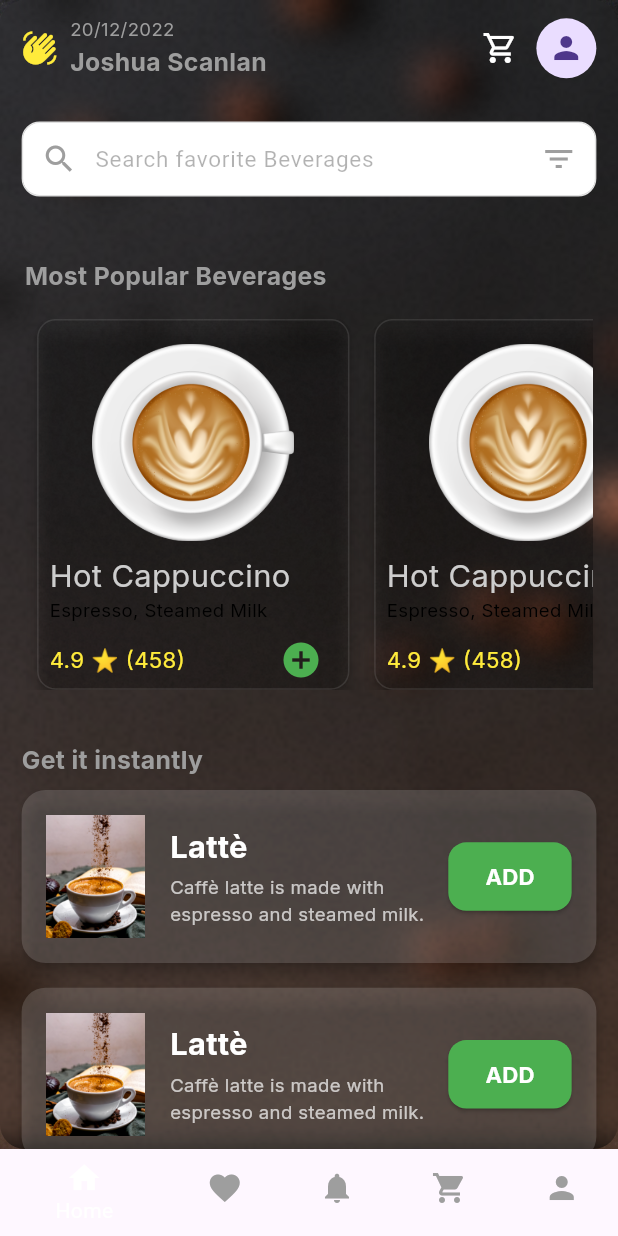
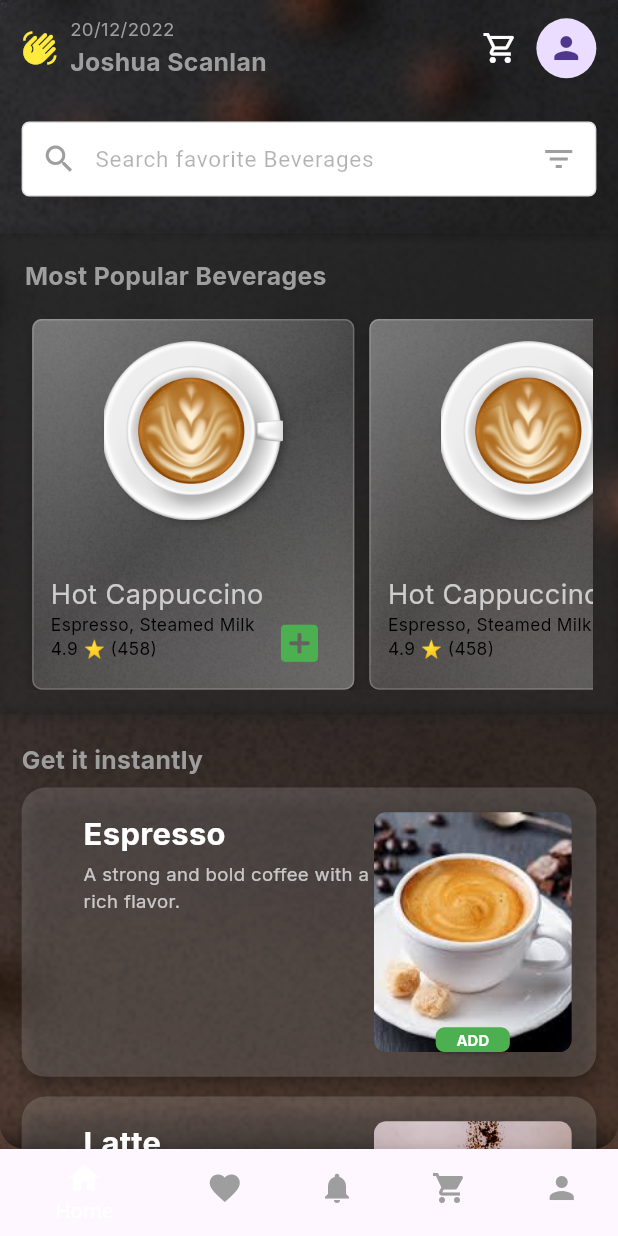
Before and after one commit to RahulShaw321/swift_cafe, a Flutter app: the HomeScreen screen opened directly, on a phone screen of 412 x 824 dp. Run offline on Flutter 3.47's test engine with Material 3 defaults, Android fonts, the phone set to English and light mode, and no system bars; our stand-ins replace google_fonts.

Commit message:
Homescreen's grid tile cards updated.

```diff
--- a/lib/main.dart
+++ b/lib/main.dart
@@ -12,6 +12,6 @@ class MyApp extends StatelessWidget {
   @override
   Widget build(BuildContext context) {
     return const MaterialApp(
-        debugShowCheckedModeBanner: false, home: LoginScreen());
+        debugShowCheckedModeBanner: false, home: HomeScreen());
   }
 }
--- a/lib/pages/home_screen.dart
+++ b/lib/pages/home_screen.dart
@@ -129,10 +129,27 @@ class HomeScreen extends StatelessWidget {
 
                         SizedBox(height: deviceHeight * 0.02),
                         Container(
-
                           width: double
                               .infinity, // Makes it fit the full width of the device
-
+                          decoration: BoxDecoration(
+                            color: Colors.black.withOpacity(
+                                0.1), // Background color with opacity
+                            boxShadow: [
+                              BoxShadow(
+                                color: Colors.black.withOpacity(0.5),
+                                offset: const Offset(
+                                    0, 0), // Slight shadow for depth
+                                blurRadius: 5,
+                                spreadRadius: 1,
+                              ),
+                              BoxShadow(
+                                color: Colors.white.withOpacity(0.1),
+                                offset: const Offset(
+                                    0, 0), // Light highlight shadow
+                                blurRadius: 5,
+                              ),
+                            ],
+                          ),
                           child: Padding(
                             padding: EdgeInsets.all(deviceHeight * 0.02),
                             child: Column(
@@ -152,7 +169,6 @@ class HomeScreen extends StatelessWidget {
                                 // Grid of Beverages
                                 SizedBox(
                                   height: deviceHeight * 0.3,
-
                                   child: GridView.builder(
                                     scrollDirection: Axis.horizontal,
                                     itemCount: 3,
@@ -162,7 +178,7 @@ class HomeScreen extends StatelessWidget {
                                       childAspectRatio: 1.1,
                                     ),
                                     itemBuilder: (context, index) {
-                                      return GridTileCard();
+                                      return const GridTileCard();
                                     },
                                   ),
                                 ),
--- a/lib/pages/login_screen.dart
+++ b/lib/pages/login_screen.dart
@@ -1,4 +1,3 @@
-import 'dart:ui';
 
 import 'package:flutter/material.dart';
 import 'package:google_fonts/google_fonts.dart';
@@ -57,16 +56,16 @@ class LoginScreen extends StatelessWidget {
                   child: Card(
                     elevation: 4,
                     color: Colors.transparent,
-
-
                     shape: RoundedRectangleBorder(
                       side: BorderSide(color: Colors.white.withOpacity(0.2)),
                       borderRadius: BorderRadius.circular(
                           deviceHeight * 0.015), // Smooth, rounded corners
                     ),
                     child: Glassmorphism(
+                      roundedEdges: deviceHeight * 0.015,
+                      widget:  NoisyBackground(
                           deviceHeight: deviceHeight,
-                        widget: Padding(
+                          ForegroundWidget:Padding(
                         padding: EdgeInsets.symmetric(
                           horizontal: deviceHeight * 0.03,
                           vertical: deviceHeight * 0.035,
@@ -161,7 +160,7 @@ class LoginScreen extends StatelessWidget {
                       ),
                     ),
                   ),
-
+                ),
               ],
             ),
           ),
--- a/lib/widgets/custom_search_bar.dart
+++ b/lib/widgets/custom_search_bar.dart
@@ -8,7 +8,7 @@ class CustomSearchBar extends StatelessWidget {
     return Container(
       decoration: BoxDecoration(
         color: Colors.white, // White background
-        borderRadius: BorderRadius.circular(12), // Slightly rounded corners
+        borderRadius: BorderRadius.circular(5), // Slightly rounded corners
         border: Border.all(color: Colors.grey.shade300), // Light grey border
       ),
       child: Row(
@@ -26,8 +26,8 @@ class CustomSearchBar extends StatelessWidget {
                 hintStyle: TextStyle(
                     color: Colors.black.withOpacity(0.3), fontSize: 15),
                 border: InputBorder.none, // No border on TextField
-                contentPadding:
-                    const EdgeInsets.symmetric(vertical: 10), // Vertical padding
+                contentPadding: const EdgeInsets.symmetric(
+                    vertical: 10), // Vertical padding
               ),
             ),
           ),
--- a/lib/widgets/glassmorphism.dart
+++ b/lib/widgets/glassmorphism.dart
@@ -4,13 +4,14 @@ import 'package:flutter/material.dart';
 
 class Glassmorphism extends StatelessWidget {
   final Widget widget;
-  final deviceHeight;
-  const Glassmorphism({super.key, required this.widget, this.deviceHeight});
+
+  final roundedEdges;
+  const Glassmorphism({super.key, required this.widget,  this.roundedEdges});
 
   @override
   Widget build(BuildContext context) {
     return ClipRRect(
-      borderRadius: BorderRadius.circular(deviceHeight * 0.02),
+      borderRadius: BorderRadius.circular(roundedEdges),
       child: Container(
         decoration: BoxDecoration(
       color: Colors.white.withOpacity(0.1), // Frosted glass effect
--- a/lib/widgets/grid_tile_card.dart
+++ b/lib/widgets/grid_tile_card.dart
@@ -1,5 +1,6 @@
 import 'package:flutter/material.dart';
 import 'package:google_fonts/google_fonts.dart';
+import 'package:swift_cafe_app/widgets/glassmorphism.dart';
 import 'package:swift_cafe_app/widgets/noisy_background.dart';
 
 class GridTileCard extends StatelessWidget {
@@ -10,32 +11,78 @@ class GridTileCard extends StatelessWidget {
     final deviceHeight = MediaQuery.of(context).size.height -
         MediaQuery.of(context).padding.bottom;
     return Card(
-      margin: EdgeInsets.symmetric(horizontal: deviceHeight * 0.01),
+        margin: EdgeInsets.symmetric(horizontal: deviceHeight * 0.006),
         elevation: 4, // Slight elevation for a raised effect
-      color: Colors.transparent, // Transparent to show noise background
         shape: RoundedRectangleBorder(
-        side: BorderSide(color: Colors.white.withOpacity(0.1)),
+          side: BorderSide(color: Colors.white.withOpacity(0.2)),
           borderRadius: BorderRadius.circular(
-            deviceHeight * 0.015), // Smooth, rounded corners
+              deviceHeight * 0.008), // Smooth, rounded corners
         ),
-      child: NoisyBackground(
+        color: Colors.transparent,
+        child: Glassmorphism(
+          roundedEdges: deviceHeight * 0.008,
+          widget: NoisyBackground(
             deviceHeight: deviceHeight,
-          ForegroundWidget: Padding(
+            ForegroundWidget: Stack(
+              children: [
+                // Linear Gradient Overlay with Opacity
+                Opacity(
+                  opacity: 0.35, // Controls overall opacity of the gradient
+                  child: Container(
+                    decoration: const BoxDecoration(
+                      gradient: LinearGradient(
+                        begin: Alignment.topLeft,
+                        end: Alignment.bottomRight,
+                        colors: [
+                          Color.fromRGBO(255, 255, 255, 1.0), // Full white
+                          Color.fromRGBO(
+                              255, 255, 255, 0.33), // Semi-transparent white
+
+                          Color.fromRGBO(255, 255, 255, 0.8),
+                        ],
+                      ),
+                    ),
+                  ),
+                ),
+                Padding(
                   padding: EdgeInsets.symmetric(
-                horizontal: deviceHeight * 0.01, vertical: deviceHeight * 0.01),
+                      horizontal: deviceHeight * 0.005,
+                      vertical: deviceHeight * 0.018),
                   child: Column(
-              mainAxisAlignment: MainAxisAlignment.center,
+                    mainAxisAlignment: MainAxisAlignment.spaceBetween,
                     crossAxisAlignment: CrossAxisAlignment.center,
+
                     children: [
+                      // Image with Shadow
                       Container(
-                  padding: EdgeInsets.symmetric(vertical: deviceHeight * 0.01),
+                        decoration: BoxDecoration(
+                          shape: BoxShape
+                              .circle, // Circular container for the image
+                          boxShadow: [
+                            BoxShadow(
+                              color:
+                                  Colors.black.withOpacity(0.3), // Shadow color
+                              offset: const Offset(2, 2), // Shadow position
+                              blurRadius: 4, // Blur effect for smoothness
+                              spreadRadius:
+                                  -1, // Slight spread for better visibility
+                            ),
+                          ],
+                        ),
                         child: Image.asset(
                           'assets/images/cappuccino.png',
-                    height: deviceHeight * 0.16, // Consistent size
-
+                          height: deviceHeight * 0.145, // Consistent size
+                          width: deviceHeight * 0.145,
                           fit: BoxFit.cover, // Ensure image fills the space
                         ),
                       ),
+
+
+                      Padding(
+                        padding: EdgeInsets.only(left: deviceHeight * 0.01),
+                        child: Row(
+
+                          children: [
                             Column(
                               crossAxisAlignment: CrossAxisAlignment.start,
                               children: [
@@ -43,7 +90,7 @@ class GridTileCard extends StatelessWidget {
                                 Text(
                                   'Hot Cappuccino',
                                   style: GoogleFonts.inter(
-                        fontSize: deviceHeight * 0.025,
+                                    fontSize: deviceHeight * 0.022,
                                     color: const Color(0xFFCDCDCD),
                                   ),
                                 ),
@@ -51,36 +98,41 @@ class GridTileCard extends StatelessWidget {
                                 Text(
                                   'Espresso, Steamed Milk',
                                   style: GoogleFonts.inter(
-                        fontSize: deviceHeight * 0.015,
+                                    fontSize: deviceHeight * 0.014,
                                     color: Colors.black,
                                   ),
                                 ),
 
                                 // Rating and Add Button Row
-                    Row(
-                      mainAxisAlignment: MainAxisAlignment.spaceBetween,
-                      children: [
                                 Text(
                                   '4.9 ⭐ (458)',
                                   style: GoogleFonts.inter(
-                            color: Colors.yellow,
-                            fontSize: deviceHeight * 0.018,
+                                    color: Colors.black,
+                                    fontSize: deviceHeight * 0.014,
                                   ),
                                 ),
+                              ],
+                            ),
+                            IconButton(
+                              padding: EdgeInsets.only(top: deviceHeight * 0.04),
+                              icon:  Icon(Icons.add_box_rounded, size:deviceHeight * 0.04, ),
+                              color: Colors.green,
+                              splashRadius: 5,
+                              splashColor: Colors.white,
 
-                        IconButton(
-                          icon: const Icon(Icons.add_circle, size: 28),
-                          color: Colors.green,
+
                               onPressed: () {},
                             ),
                           ],
                         ),
-                  ],
                       )
                     ],
                   ),
-          )),
-    );
+                ),
+              ],
+            ),
+          ),
+        ));
   }
 }
 
--- a/lib/widgets/list_view_card.dart
+++ b/lib/widgets/list_view_card.dart
@@ -2,42 +2,39 @@ import 'package:flutter/material.dart';
 import 'package:google_fonts/google_fonts.dart';
 
 class ListViewCard extends StatelessWidget {
-  final deviceHeight;
+  final double deviceHeight;
   final String imgDirectory;
   final String coffeeName;
   final String description;
 
-  const ListViewCard(
-      {super.key,
-      this.deviceHeight,
+  const ListViewCard({
+    super.key,
+    required this.deviceHeight,
     required this.imgDirectory,
     required this.coffeeName,
-      required this.description});
+    required this.description,
+  });
 
   @override
   Widget build(BuildContext context) {
-    return Card(
+    return SizedBox(
+      height: deviceHeight * 0.25, // Increased height of the card
+      child: Card(
         elevation: 4, // Elevation for shadow effect
         margin: EdgeInsets.symmetric(
-          vertical: deviceHeight * 0.01), // Margin between cards
-      color: Colors.white
-          .withOpacity(0.15), // Slightly stronger background transparency
+            vertical: deviceHeight * 0.008), // Margin between cards
+        color: Colors.white.withOpacity(0.15), // Background transparency
         shape: RoundedRectangleBorder(
           borderRadius: BorderRadius.circular(16), // Smooth rounded corners
         ),
-      child: Padding(
-        padding: EdgeInsets.all(deviceHeight * 0.02), // Padding inside the card
+        child: Container(
+          padding:
+              EdgeInsets.all(deviceHeight * 0.02), // Padding inside the card
           child: Row(
             crossAxisAlignment: CrossAxisAlignment.center,
             children: [
-            // Image of the beverage
-            Image.asset(
-              'assets/images/latte.png',
-              height: deviceHeight * 0.1,
-              fit: BoxFit.contain,
-            ),
               SizedBox(
-                width: deviceHeight * 0.02), // Space between image and text
+                  width: deviceHeight * 0.03), // Space between image and text
 
               // Title and description
               Expanded(
@@ -45,7 +42,7 @@ class ListViewCard extends StatelessWidget {
                   crossAxisAlignment: CrossAxisAlignment.start,
                   children: [
                     Text(
-                    'Lattè',
+                      coffeeName, // Use the coffeeName parameter
                       style: GoogleFonts.inter(
                         fontSize: deviceHeight * 0.025,
                         color: Colors.white,
@@ -54,7 +51,7 @@ class ListViewCard extends StatelessWidget {
                     ),
                     SizedBox(height: deviceHeight * 0.005),
                     Text(
-                    'Caffè latte is made with espresso and steamed milk.',
+                      description, // Use the description parameter
                       style: GoogleFonts.inter(
                         fontSize: deviceHeight * 0.015,
                         color: Colors.white70,
@@ -64,32 +61,61 @@ class ListViewCard extends StatelessWidget {
                 ),
               ),
 
+              // Stack to overlay image and button
+              Stack(
+                alignment: Alignment.bottomCenter,
+                children: [
+                  // Image of the beverage
+                  SizedBox(
+                    height: double.infinity,
+                    width: deviceHeight * 0.16,
+                    child: ClipRRect(
+                      borderRadius: BorderRadius.circular(deviceHeight * 0.01),
+                      child: Image.asset(
+                        imgDirectory, // Use the imgDirectory parameter
+                        fit: BoxFit.cover,
+                      ),
+                    ),
+                  ),
+
                   // 'Add' Button
-            ElevatedButton(
+                  Positioned(
+                    bottom:0
+                        , // Adjust the position slightly
+                    child: SizedBox(
+                      height: deviceHeight * 0.02, // Smaller height
+                      width: deviceHeight * 0.06, // Smaller width
+                      child: ElevatedButton(
                         onPressed: () {
-                print('Latte added');
+                          print('$coffeeName added'); // Use coffeeName in print
                         },
                         style: ElevatedButton.styleFrom(
                           backgroundColor: Colors.green,
                           shape: RoundedRectangleBorder(
-                  borderRadius:
-                      BorderRadius.circular(12), // Button with slight rounding
+                            borderRadius: BorderRadius.circular(
+                                deviceHeight * 0.007), // Rounded corners
                           ),
-                padding: EdgeInsets.symmetric(
-                  horizontal: deviceHeight * 0.03,
-                  vertical: deviceHeight * 0.015,
-                ), // Adjust padding inside button
+                          padding: EdgeInsets.zero, // Remove internal padding
                         ),
+                        child: FittedBox(
+                          // Ensures text scales to fit
                           child: Text(
                             'ADD',
                             style: GoogleFonts.inter(
-                  fontSize: deviceHeight * 0.018,
+                              fontSize:
+                                  deviceHeight * 0.012, // Adjusted font size
                               fontWeight: FontWeight.bold,
                               color: Colors.white,
                             ),
                           ),
                         ),
+                      ),
+                    ),
+                  )
                 ],
+              ),
+            ],
+          ),
         ),
       ),
     );
--- a/lib/widgets/noisy_background.dart
+++ b/lib/widgets/noisy_background.dart
@@ -13,15 +13,14 @@ class NoisyBackground extends StatelessWidget {
       children: [
         Positioned.fill(
           child: Opacity(
-            opacity: 0.1, // Subtle opacity for the noise texture
+            opacity: 0.2, // Subtle opacity for the noise texture
             child: ClipRRect(
               borderRadius: BorderRadius.circular(
                   deviceHeight * 0.01), // Consistent rounded corners
               child: Image.asset(
                 "assets/images/noise.png", // Noise texture
 
-                fit: BoxFit
-                    .cover, // Ensure the texture covers the entire container
+                fit: BoxFit.cover, // Ensure the texture covers the entire container
               ),
             ),
           ),
```
Lines whose indentation alone changed are shown as unchanged.
